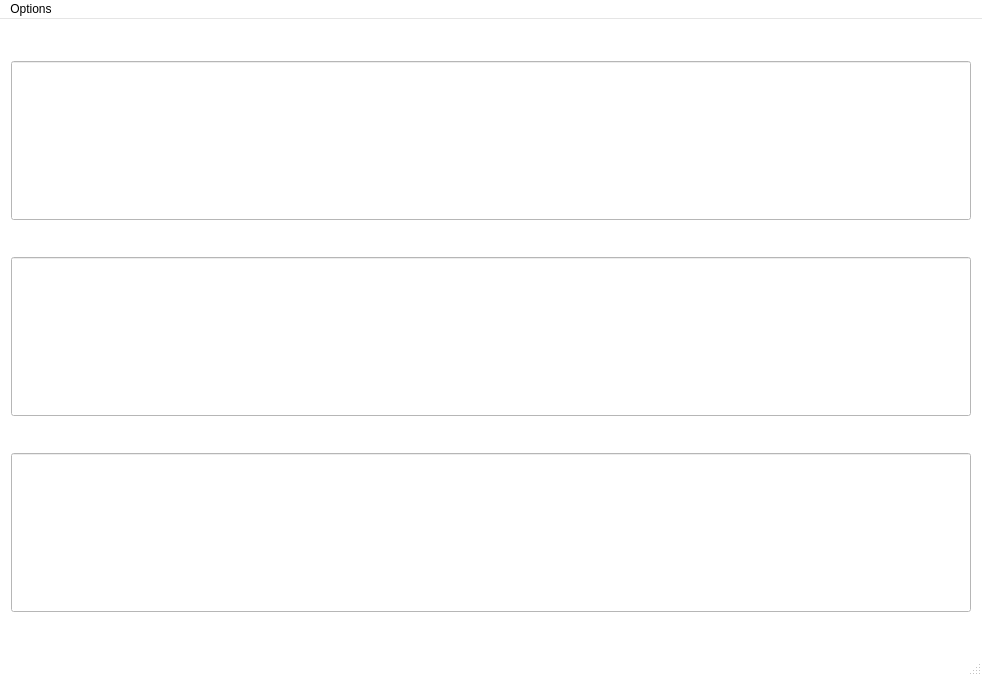
This is src/mainwindow.ui in mocap-ca/slate as Qt 5 draws it before an edit. The edited form follows.
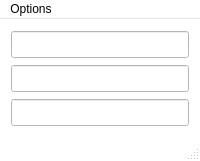
This is the edited form.

Patch:
```diff
--- a/src/mainwindow.ui
+++ b/src/mainwindow.ui
@@ -6,8 +6,8 @@
    <rect>
     <x>0</x>
     <y>0</y>
-    <width>982</width>
-    <height>676</height>
+    <width>200</width>
+    <height>161</height>
    </rect>
   </property>
   <property name="sizePolicy">
@@ -444,7 +444,7 @@
       <property name="font">
        <font>
         <family>Lucida Grande</family>
-        <pointsize>100</pointsize>
+        <pointsize>12</pointsize>
        </font>
       </property>
       <property name="text">
@@ -457,7 +457,7 @@
       <property name="font">
        <font>
         <family>Lucida Grande</family>
-        <pointsize>100</pointsize>
+        <pointsize>12</pointsize>
        </font>
       </property>
      </widget>
@@ -467,7 +467,7 @@
       <property name="font">
        <font>
         <family>Lucida Grande</family>
-        <pointsize>100</pointsize>
+        <pointsize>12</pointsize>
        </font>
       </property>
      </widget>
@@ -479,7 +479,7 @@
     <rect>
      <x>0</x>
      <y>0</y>
-     <width>982</width>
+     <width>200</width>
      <height>22</height>
     </rect>
    </property>
```
